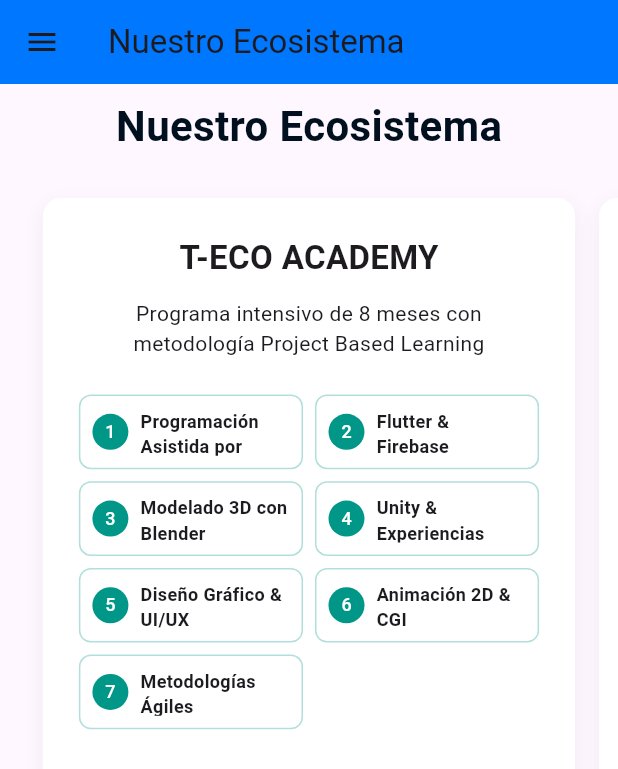
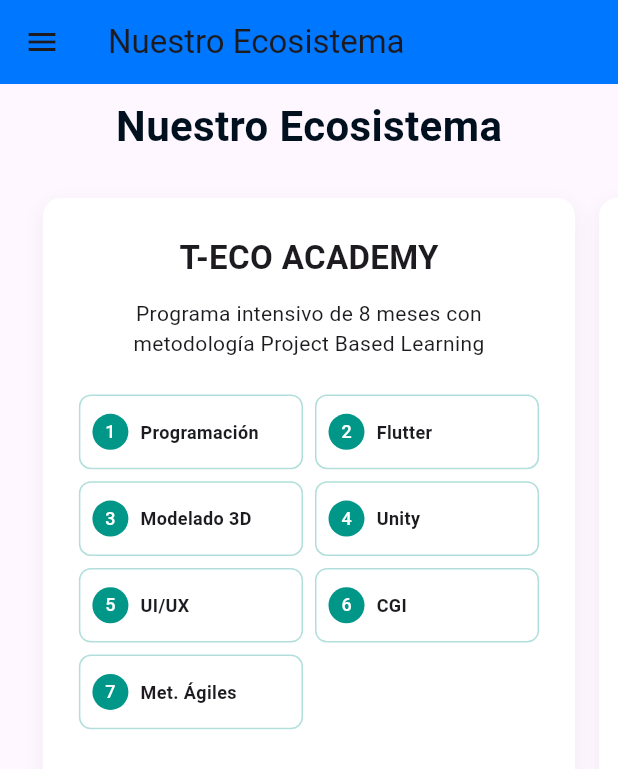
Before and after one commit to Luishernandez001/appteco, a Flutter app: the NuestroEcosistemaPage screen opened by its route, on a phone screen of 412 x 824 dp. Shown: the top 769 px of the screen. Run offline on Flutter 3.47's test engine with Material 3 defaults, Android fonts, the phone set to English and light mode, and no system bars; our stand-ins replace carousel_slider, go_router.

Commit message:
app lista

```diff
--- a/lib/widgets/nuestro_ecosistema_widget.dart
+++ b/lib/widgets/nuestro_ecosistema_widget.dart
@@ -81,13 +81,13 @@ class _NuestroEcosistemaWidgetState extends State<NuestroEcosistemaWidget> {
 
   Widget _academyPrograms(BuildContext context) {
     final courses = [
-      'Programación Asistida por LLMs',
-      'Flutter & Firebase',
-      'Modelado 3D con Blender',
-      'Unity & Experiencias Interactivas',
-      'Diseño Gráfico & UI/UX',
-      'Animación 2D & CGI',
-      'Metodologías Ágiles',
+      'Programación',
+      'Flutter',
+      'Modelado 3D',
+      'Unity',
+      'UI/UX',
+      'CGI',
+      'Met. Ágiles',
     ];
     return _baseCard(
       child: Column(
```
Also changed, not shown: assets/carusel6.jpeg, assets/carusel61.jpeg (added).
